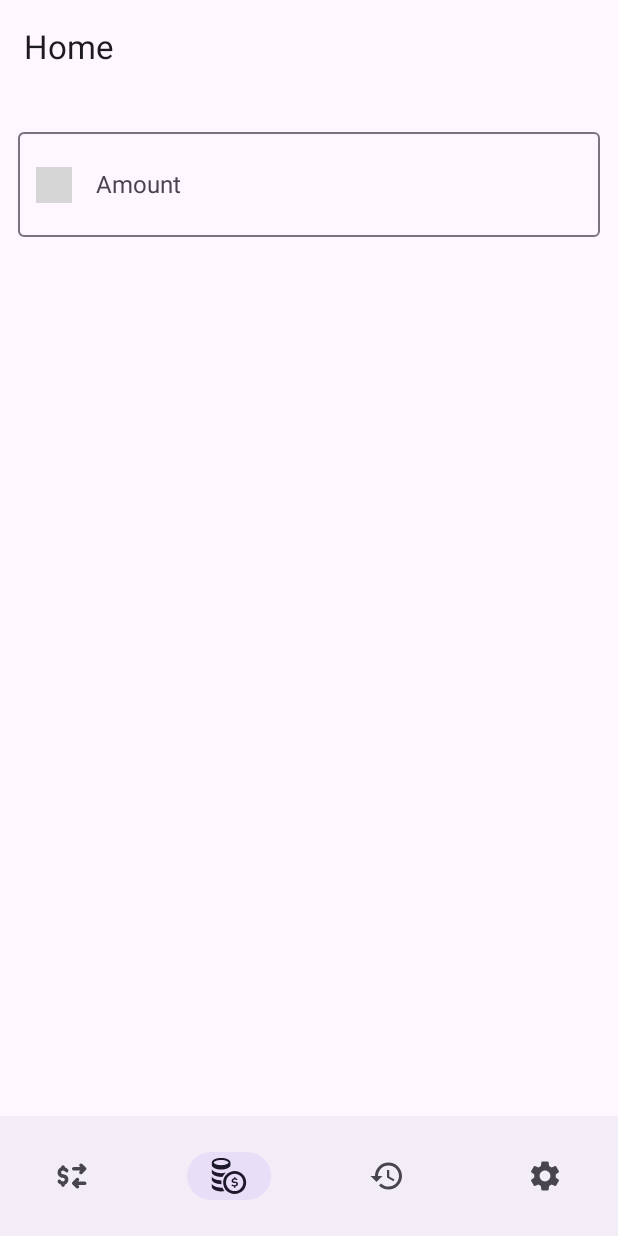
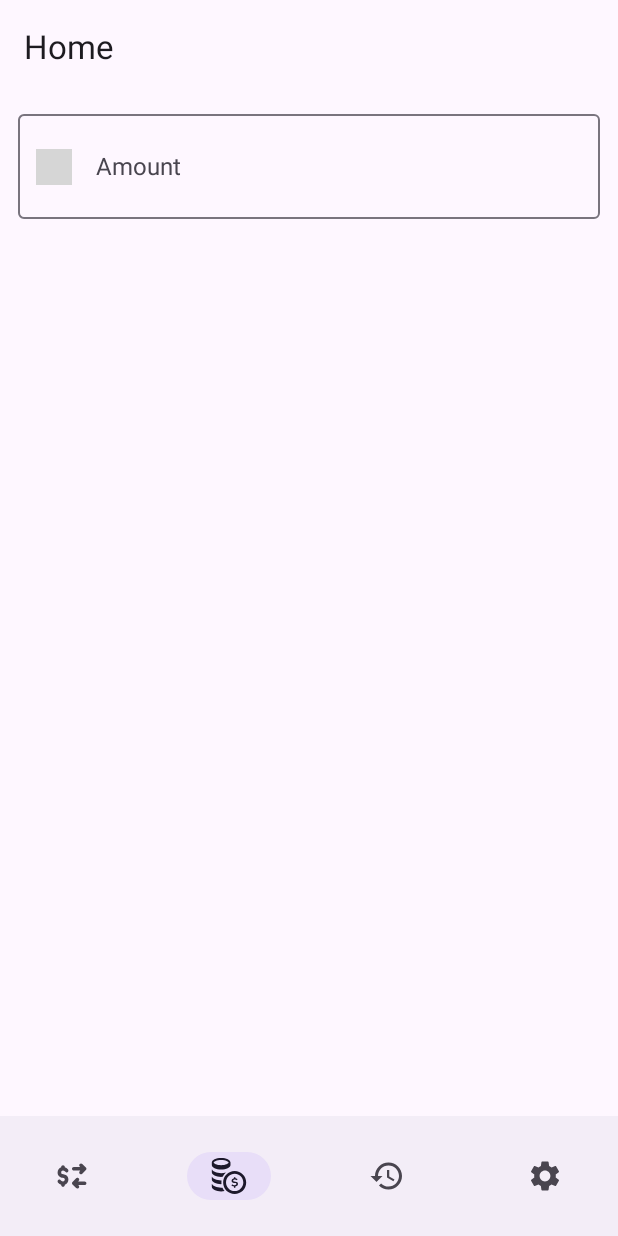
Before and after one commit to liodali/ExchangeConvertApp, an Android app built with Jetpack Compose: the Home screen opened through its navigation route, on a phone screen of 412 x 824 dp. Run offline under Robolectric (Android 15) with nearby library versions, the phone set to English and light mode, and no system bars; our stand-ins replace paging; network calls fail; pictures from the network do not load; 1 statement that could not run was skipped; grey boxes are pictures that could not be loaded.

```diff
--- a/app/src/main/java/dali/hamza/echangecurrencyapp/ui/compose/page/Home.kt
+++ b/app/src/main/java/dali/hamza/echangecurrencyapp/ui/compose/page/Home.kt
@@ -64,7 +64,7 @@ fun Home() {
         Box(
             modifier = Modifier
                 .padding(innerPadding)
-                .padding(12.dp)
+                .padding(horizontal = 12.dp)
         ) {
             HomeNavigationBody(
                 nestedNavController
--- a/app/src/main/java/dali/hamza/echangecurrencyapp/ui/compose/page/Rates.kt
+++ b/app/src/main/java/dali/hamza/echangecurrencyapp/ui/compose/page/Rates.kt
@@ -20,7 +20,7 @@ fun RatesPageCompose(
             openFragment = openFragment
         )
         SpacerHeight(
-            height = 24.dp
+            height = 18.dp
         )
         ExchangesRatesGrid()
     }
--- a/app/src/main/java/dali/hamza/echangecurrencyapp/viewmodel/MainViewModel.kt
+++ b/app/src/main/java/dali/hamza/echangecurrencyapp/viewmodel/MainViewModel.kt
@@ -9,7 +9,6 @@ import androidx.compose.runtime.setValue
 import androidx.lifecycle.ViewModel
 import androidx.lifecycle.viewModelScope
 import dali.hamza.core.common.ISessionManager
-import dali.hamza.core.common.SessionManager
 import dali.hamza.core.repository.CurrencyRepository
 import dali.hamza.domain.models.MyResponse
 import dali.hamza.echangecurrencyapp.models.AmountInput
@@ -65,11 +64,11 @@ class MainViewModel(
                 }
             }
 
-        }/*.flowWithLifecycle(lifecycleOwner.lifecycle, Lifecycle.State.STARTED)*/.stateIn(
+        }.stateIn(
             scope = viewModelScope,
             initialValue = NoDataUIState(),
             started = SharingStarted.WhileSubscribed(),
-        )
+        )//.flowWithLifecycle(lifecycleowner, Lifecycle.State.STARTED)
 
 
     init {
```
Also changed, not shown: app/src/main/java/dali/hamza/echangecurrencyapp/common/Extension.kt (+33 -0 lines), app/src/main/java/dali/hamza/echangecurrencyapp/ui/compose/component/ExchangeRateItem.kt (+6 -4 lines), app/src/main/java/dali/hamza/echangecurrencyapp/ui/compose/component/ExchangesRateCompose.kt (+15 -27 lines).
